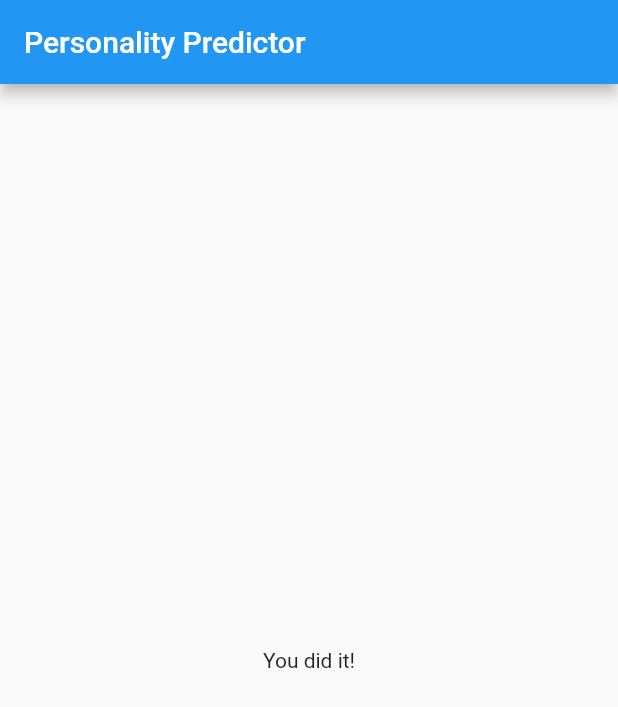
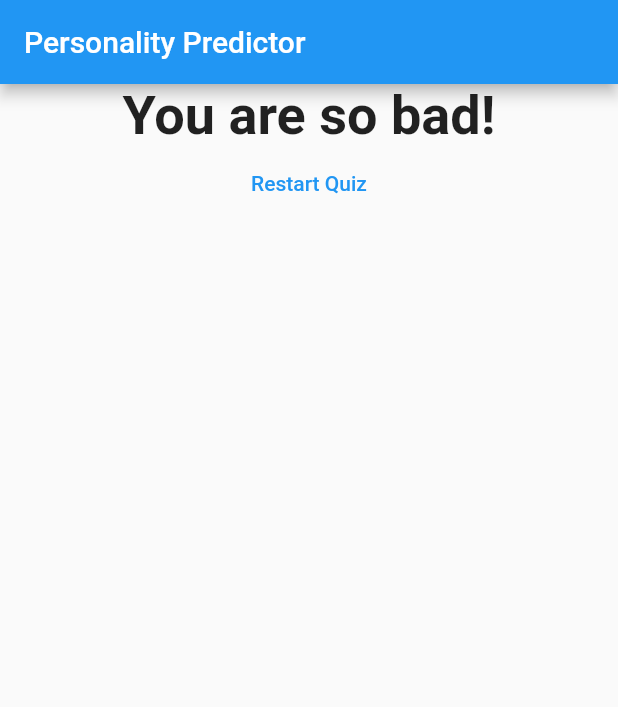
Before and after one commit to mohnishkarri/Personality-Predictor, a Flutter app: the screen it shows after launch, after a tap on "Black", after a tap on "Snake", after a tap on "Snak", on a phone screen of 412 x 824 dp. Shown: the top 707 px of the screen. Run offline on Flutter 3.47's test engine with Material 2 defaults, Android fonts, the phone set to English and light mode, and no system bars.

Commit message:
Update 9
Added quiz.dar and result.dart and hae calculated the score on the basic of input and diplays a constructive message at the end of all answers keeping track of all the answers entered in the terminal

```diff
--- a/flutter_guide/lib/main.dart
+++ b/flutter_guide/lib/main.dart
@@ -1,7 +1,6 @@
 import 'package:flutter/material.dart';
-import 'package:flutter_guide/question.dart';
-// ignore: unused_import
-import 'package:flutter_guide/answer.dart';
+import './quiz.dart';
+import './result.dart';
 //void main(){
 
 //  runApp(MyApp());
@@ -20,30 +19,57 @@ class MyApp extends StatefulWidget {
 
 class _MyAppState extends State<MyApp> {
   //static const questions = const[ |next line concept is also fine
-  final questions = const [
+  final _questions = const [
     {
       'questionText': 'What\'s your favourite color?',
-      'answers': ['Black', 'Red', 'Green', 'White'],
+      'answers': [
+        {'text': 'Black', 'score': 10},
+        {'text': 'Red', 'score': 5},
+        {'text': 'Green', 'score': 3},
+        {'text': 'White', 'score': 1}
+      ],
     },
     {
       'questionText': 'What\'s your favourite animal? ?',
-      'answers': ['Rabbit', 'Snake', 'Elephant', 'Lion'],
+      'answers': [
+        {'text': 'Rabbit', 'score': 3},
+        {'text': 'Snake', 'score': 11},
+        {'text': 'Elephant', 'score': 5},
+        {'text': 'Lion', 'score': 9}
+      ],
     },
     {
       'questionText': 'Who\'s your favourite instructor?',
-      'answers': ['Max', 'Lax', 'Snak', 'Back'],
+      'answers': [
+        {'text': 'Max', 'score': 1},
+        {'text': 'Lax', 'score': 1},
+        {'text': 'Snak', 'score': 1},
+        {'text': 'Back', 'score': 1}
+      ],
     },
   ];
   var _questionIndex = 0;
   //var aBool=true;
   // aBool=false;  dart method
-  void _answerQuestion() {
+  var _totalScore=0;
+
+  void _resetQuiz(){
+    setState(() {
+
+    var _questionIndex = 0;
+    var _totalScore=0;
+
+    });
+  }
+
+  void _answerQuestion(int score) {
+    _totalScore += score;
     setState(() {
       _questionIndex = _questionIndex + 1;
     });
 
     print(_questionIndex);
-    if (_questionIndex < questions.length) {
+    if (_questionIndex < _questions.length) {
       print('We have more Question');
     } else {
       print('No more questions');
@@ -61,21 +87,13 @@ class _MyAppState extends State<MyApp> {
         appBar: AppBar(
           title: Text('Personality Predictor'),
         ),
-        body: _questionIndex < questions.length
-            ? Column(
-                children: [
-                  Question(
-                    questions[_questionIndex]['questionText'],
-                  ),
-                  ...(questions[_questionIndex]['answers'] as List<String>)
-                      .map((answer) {
-                    return Answer(_answerQuestion, answer);
-                  }).toList()
-                ],
+        body: _questionIndex < _questions.length
+            ? Quiz(
+                answerQuestion: _answerQuestion,
+                questionIndex: _questionIndex,
+                questions: _questions,
               )
-            : Center(
-                child: Text('You did it!'),
-              ),
+            : Result(_totalScore,_resetQuiz),
       ),
     );
   }
--- /dev/null
+++ b/flutter_guide/lib/quiz.dart
@@ -0,0 +1,27 @@
+import 'package:flutter/material.dart';
+import './question.dart';
+import './answer.dart';
+
+class Quiz extends StatelessWidget {
+  final List<Map<String, Object>> questions;
+  final Function answerQuestion;
+  final int questionIndex;
+  Quiz(
+      {@required this.questions,
+      @required this.answerQuestion,
+      @required this.questionIndex});
+
+  @override
+  Widget build(BuildContext context) {
+    return Column(
+      children: [
+        Question(
+          questions[questionIndex]['questionText'],
+        ),
+        ...(questions[questionIndex]['answers'] as List<Map<String,Object>>).map((answer) {
+          return Answer(()=> answerQuestion(answer['score']), answer['text']);
+        }).toList()
+      ],
+    );
+  }
+}
--- /dev/null
+++ b/flutter_guide/lib/result.dart
@@ -0,0 +1,43 @@
+import 'package:flutter/material.dart';
+
+class Result extends StatelessWidget {
+  final int resultScore;
+  final Function resetHandler;
+
+  Result(this.resultScore, this.resetHandler);
+
+  String get resultPhrase {
+    String resultText;
+
+    if (resultScore <= 8) {
+      resultText = 'You are awesome and innocent!';
+    } else if (resultScore <= 12) {
+      resultText = 'Pretty likeable!';
+    } else if (resultScore <= 16) {
+      resultText = 'You are ... strange?!';
+    } else {
+      resultText = 'You are so bad!';
+    }
+    return resultText; // this is a gadder and we need to return a string here
+  }
+
+  @override
+  Widget build(BuildContext context) {
+    return Center(
+      child: Column(
+        children: <Widget>[
+          Text(
+            resultPhrase,
+            style: TextStyle(fontSize: 36, fontWeight: FontWeight.bold),
+            textAlign: TextAlign.center,
+          ),
+          FlatButton(
+            child: Text('Restart Quiz'),
+            onPressed: resetHandler,
+            textColor: Colors.blue,
+          )
+        ],
+      ),
+    );
+  }
+}
```
